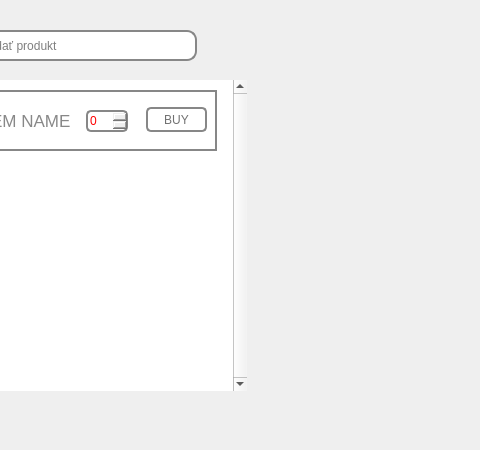
Above: source/code/main.ui from tomas-magat/camels-eshop-infosystem before the change; both pictures show x 134 to 614 and y 0 to 450 of the 800 by 450 pixel window. Below: the same form after it.
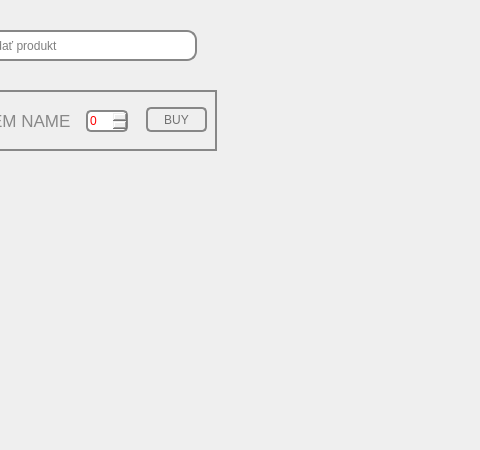
That is the form after the change. Icons and pictures are not drawn.

Commit message: Designed simple item card

```diff
--- a/source/code/main.ui
+++ b/source/code/main.ui
@@ -105,26 +105,7 @@
        </size>
       </property>
      </widget>
-     <widget class="QListWidget" name="listWidget">
-      <property name="geometry">
-       <rect>
-        <x>30</x>
-        <y>80</y>
-        <width>351</width>
-        <height>311</height>
-       </rect>
-      </property>
-      <property name="frameShape">
-       <enum>QFrame::NoFrame</enum>
-      </property>
-      <property name="verticalScrollBarPolicy">
-       <enum>Qt::ScrollBarAlwaysOn</enum>
-      </property>
-      <property name="horizontalScrollBarPolicy">
-       <enum>Qt::ScrollBarAlwaysOff</enum>
-      </property>
-     </widget>
-     <widget class="QWidget" name="widget" native="true">
+     <widget class="QWidget" name="item" native="true">
       <property name="geometry">
        <rect>
         <x>40</x>
```
